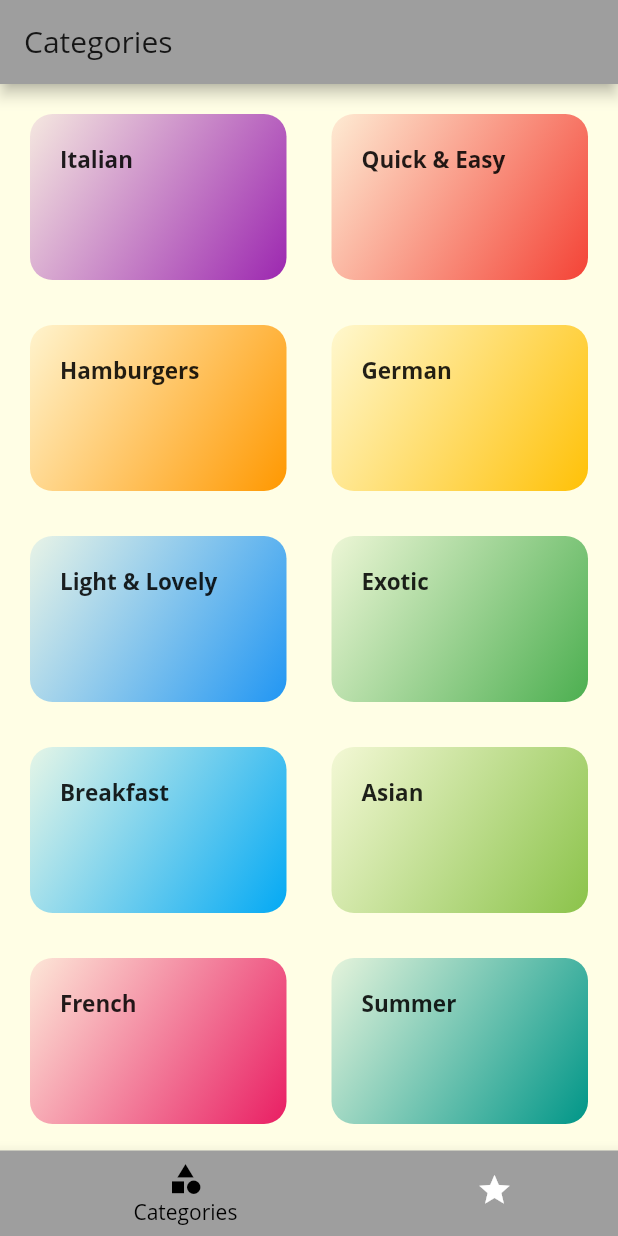
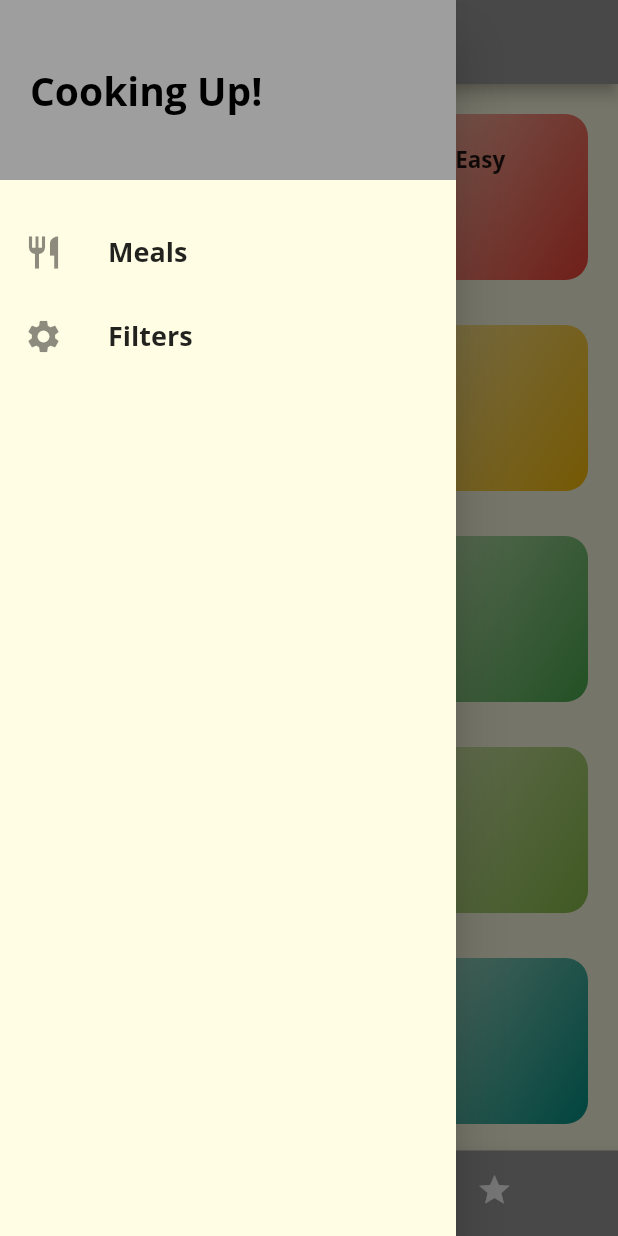
Before and after one commit to ShivamGoyal26/Meal-App-in-the-Flutter, a Flutter app: the screen it shows after launch, with the side drawer open (before the commit the screen has no drawer), on a phone screen of 412 x 824 dp. Run offline on Flutter 3.47's test engine with Material 2 defaults, Android fonts, the phone set to English and light mode, and no system bars.

Commit message:
10th commit

```diff
--- a/lib/main.dart
+++ b/lib/main.dart
@@ -1,4 +1,5 @@
 import 'package:flutter/material.dart';
+import 'package:meal_app_2/screens/filters_screen.dart';
 import './screens/tabs_screen.dart';
 import './screens/meal_detail_screen.dart';
 import './screens/categories_screen.dart';
@@ -30,7 +31,8 @@ class MyApp extends StatelessWidget {
       routes: {
         '/': (ctx) => TabsScreen(),
         CategoryMealScreen.routeName: (ctx) => CategoryMealScreen(),
-        MealDetailScreen.routeName: (ctx) => MealDetailScreen()
+        MealDetailScreen.routeName: (ctx) => MealDetailScreen(),
+        FiltersScreen.routeName: (ctx) => FiltersScreen(),
       },
       // onGenerateRoute: (settings) {
       //   print(settings.arguments);
--- /dev/null
+++ b/lib/screens/filters_screen.dart
@@ -0,0 +1,19 @@
+import 'package:flutter/material.dart';
+import '../widgets/main_drawer.dart';
+
+class FiltersScreen extends StatelessWidget {
+  static const routeName = "/filters";
+  @override
+  Widget build(BuildContext context) {
+    return Scaffold(
+      appBar: AppBar(
+        title: Text("Filters"),
+
+      ),
+      drawer: MainDrawer(),
+      body: Center(
+        child: Text("Your Filters Here! "),
+      ),
+    );
+  }
+}
--- a/lib/screens/tabs_screen.dart
+++ b/lib/screens/tabs_screen.dart
@@ -1,4 +1,5 @@
 import 'package:flutter/material.dart';
+import '../widgets/main_drawer.dart';
 import './favorites_screen.dart';
 import './categories_screen.dart';
 
@@ -31,6 +32,7 @@ class _TabsScreenState extends State<TabsScreen> {
       appBar: AppBar(
         title: Text(_pages[_selectedPageIndex]['title']),
       ),
+      drawer: MainDrawer(),
       body: _pages[_selectedPageIndex]['page'],
       bottomNavigationBar: BottomNavigationBar(
         onTap: _selectPage,
--- /dev/null
+++ b/lib/widgets/main_drawer.dart
@@ -0,0 +1,61 @@
+import 'package:flutter/material.dart';
+import 'package:meal_app_2/screens/filters_screen.dart';
+
+class MainDrawer extends StatelessWidget {
+  Widget buildListView(String title, IconData icon, Function tapHandler) {
+    return ListTile(
+      leading: Icon(
+        icon,
+        size: 26,
+      ),
+      title: Text(
+        (title),
+        style: TextStyle(
+            fontFamily: 'OpenSans', fontSize: 18, fontWeight: FontWeight.bold),
+      ),
+      onTap: tapHandler,
+    );
+  }
+
+  @override
+  Widget build(BuildContext context) {
+    return Drawer(
+      child: Column(
+        children: <Widget>[
+          Container(
+            height: 120,
+            width: double.infinity,
+            padding: EdgeInsets.all(20),
+            alignment: Alignment.centerLeft,
+            color: Theme.of(context).primaryColor,
+            child: Text(
+              "Cooking Up!",
+              style: TextStyle(
+                fontWeight: FontWeight.w700,
+                fontSize: 26,
+                color: Theme.of(context).accentColor,
+              ),
+            ),
+          ),
+          SizedBox(
+            height: 20,
+          ),
+          buildListView(
+            "Meals",
+            Icons.restaurant,
+            (){
+              Navigator.of(context).pushReplacementNamed('/');
+            }
+          ),
+          buildListView(
+            "Filters",
+            Icons.settings,
+            (){
+              Navigator.of(context).pushReplacementNamed(FiltersScreen.routeName);
+            }
+          ),
+        ],
+      ),
+    );
+  }
+}
```
Also changed, not shown: lib/screens/category_meal_screen.dart (+45 -21 lines), lib/screens/meal_detail_screen.dart (+8 -0 lines), lib/widgets/meal_item.dart (+10 -2 lines).
